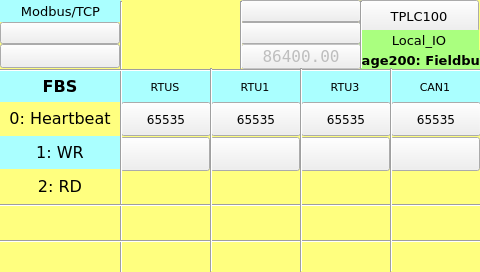
This is TPLC100/Local_IO_HMI/page200.ui in MECTsrl/mect_apps as Qt 5 draws it before an edit. The edited form follows.
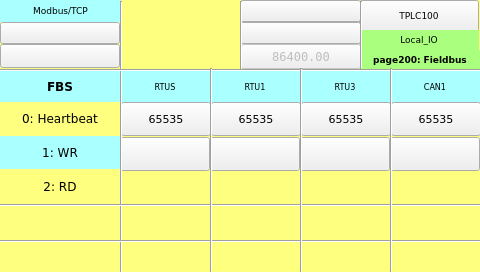
This is the edited form. Custom widgets are drawn as their Qt base class.

Commit message: Fonts resize

```diff
--- a/TPLC100/Local_IO_HMI/page200.ui
+++ b/TPLC100/Local_IO_HMI/page200.ui
@@ -56,6 +56,12 @@
    <property name="orientation">
     <enum>Qt::Vertical</enum>
    </property>
+<property name="font">
+ <font>
+  <family>DejaVu Sans</family>
+  <pointsize>8</pointsize>
+ </font>
+</property>
   </widget>
   <widget class="ATCMbutton" name="atcmButton_menu">
    <property name="geometry">
@@ -69,7 +75,7 @@
    <property name="font">
     <font>
      <family>DejaVu Sans</family>
-     <pointsize>10</pointsize>
+  <pointsize>7</pointsize>
      <weight>50</weight>
      <bold>false</bold>
     </font>
@@ -155,7 +161,7 @@
    <property name="font">
     <font>
      <family>DejaVu Sans</family>
-     <pointsize>12</pointsize>
+  <pointsize>9</pointsize>
     </font>
    </property>
    <property name="styleSheet">
@@ -206,7 +212,7 @@
    <property name="font">
     <font>
      <family>DejaVu Sans</family>
-     <pointsize>12</pointsize>
+  <pointsize>9</pointsize>
      <weight>75</weight>
      <bold>true</bold>
     </font>
@@ -338,7 +344,7 @@
    <property name="font">
     <font>
      <family>DejaVu Sans</family>
-     <pointsize>10</pointsize>
+  <pointsize>7</pointsize>
     </font>
    </property>
    <property name="styleSheet">
@@ -363,7 +369,7 @@
    <property name="font">
     <font>
      <family>DejaVu Sans</family>
-     <pointsize>12</pointsize>
+  <pointsize>9</pointsize>
     </font>
    </property>
    <property name="styleSheet">
@@ -388,7 +394,7 @@
    <property name="font">
     <font>
      <family>DejaVu Sans</family>
-     <pointsize>10</pointsize>
+  <pointsize>7</pointsize>
     </font>
    </property>
    <property name="styleSheet">
@@ -599,7 +605,7 @@
    <property name="font">
     <font>
      <family>DejaVu Sans Mono</family>
-     <pointsize>12</pointsize>
+  <pointsize>9</pointsize>
     </font>
    </property>
    <property name="text">
@@ -662,7 +668,7 @@
    <property name="font">
     <font>
      <family>DejaVu Sans</family>
-     <pointsize>8</pointsize>
+  <pointsize>6</pointsize>
     </font>
    </property>
    <property name="styleSheet">
@@ -687,7 +693,7 @@
    <property name="font">
     <font>
      <family>DejaVu Sans</family>
-     <pointsize>12</pointsize>
+  <pointsize>9</pointsize>
     </font>
    </property>
    <property name="styleSheet">
@@ -712,6 +718,7 @@
    <property name="font">
     <font>
      <family>DejaVu Sans</family>
+  <pointsize>8</pointsize>
     </font>
    </property>
    <property name="text">
@@ -823,7 +830,7 @@
    <property name="font">
     <font>
      <family>DejaVu Sans</family>
-     <pointsize>8</pointsize>
+  <pointsize>6</pointsize>
     </font>
    </property>
    <property name="styleSheet">
@@ -884,6 +891,7 @@
    <property name="font">
     <font>
      <family>DejaVu Sans</family>
+  <pointsize>8</pointsize>
     </font>
    </property>
    <property name="text">
@@ -995,7 +1003,7 @@
    <property name="font">
     <font>
      <family>DejaVu Sans</family>
-     <pointsize>8</pointsize>
+  <pointsize>6</pointsize>
     </font>
    </property>
    <property name="styleSheet">
@@ -1056,6 +1064,7 @@
    <property name="font">
     <font>
      <family>DejaVu Sans</family>
+  <pointsize>8</pointsize>
     </font>
    </property>
    <property name="text">
@@ -1167,7 +1176,7 @@
    <property name="font">
     <font>
      <family>DejaVu Sans</family>
-     <pointsize>8</pointsize>
+  <pointsize>6</pointsize>
     </font>
    </property>
    <property name="styleSheet">
@@ -1228,6 +1237,7 @@
    <property name="font">
     <font>
      <family>DejaVu Sans</family>
+  <pointsize>8</pointsize>
     </font>
    </property>
    <property name="text">
@@ -1283,7 +1293,7 @@
    <property name="font">
     <font>
      <family>DejaVu Sans</family>
-     <pointsize>10</pointsize>
+  <pointsize>7</pointsize>
      <weight>75</weight>
      <bold>true</bold>
     </font>
```
Left out of the diff: 97 changed lines with no effect on the pictures. Lines whose indentation alone changed are shown as unchanged. The commit also changes 70 other files.
